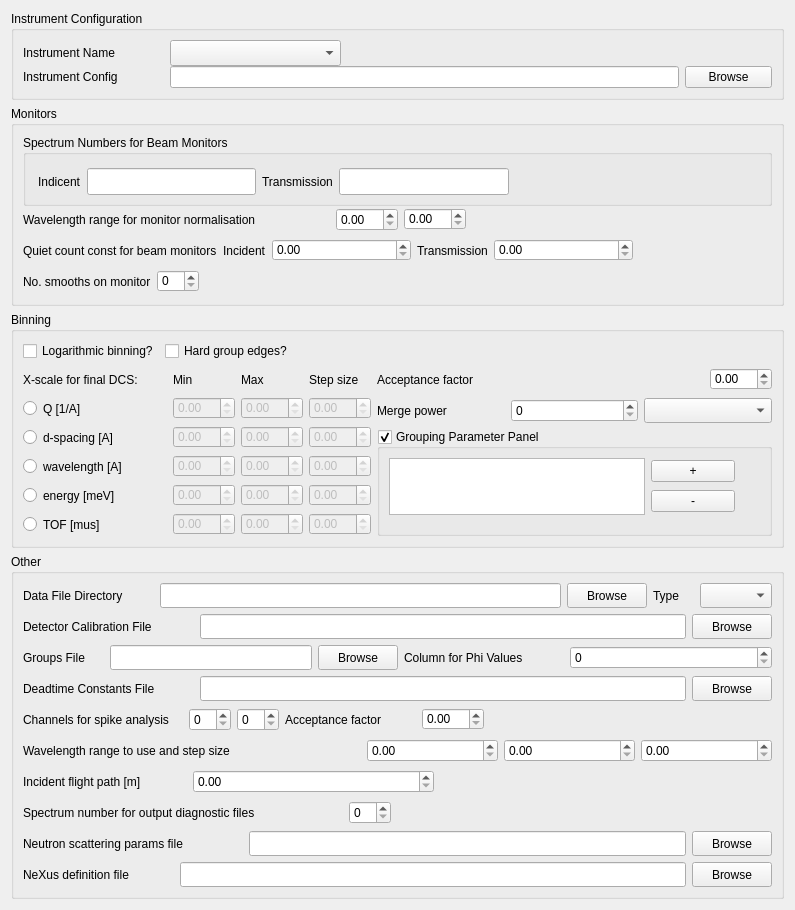
Qt form src/gui/widgets/ui_files/instrumentWidget.ui (disorderedmaterials/GudPy) before a commit.
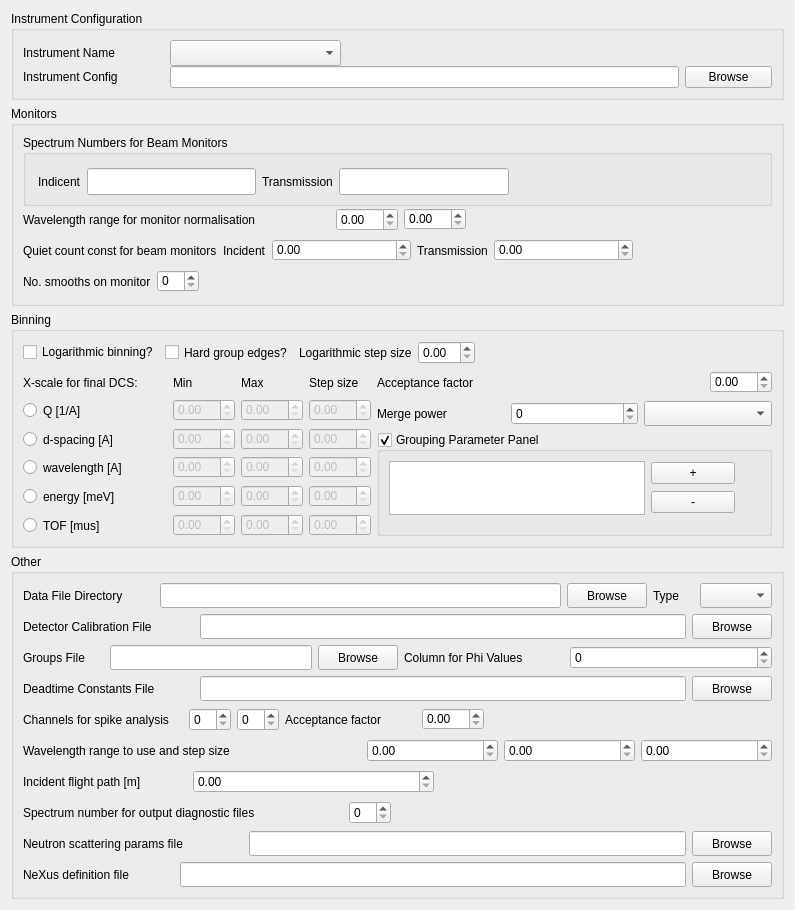
The same form after that commit. Custom widgets are drawn as their Qt base class.

Commit message: feat: alter logarithmic step size from within GUI.

Patch:
```diff
--- a/src/gui/widgets/ui_files/instrumentWidget.ui
+++ b/src/gui/widgets/ui_files/instrumentWidget.ui
@@ -579,6 +579,16 @@
           </property>
          </widget>
         </item>
+        <item>
+         <widget class="QLabel" name="label">
+          <property name="text">
+           <string>Logarithmic step size</string>
+          </property>
+         </widget>
+        </item>
+        <item>
+         <widget class="QDoubleSpinBox" name="logarithmicStepSizeSpinBox"/>
+        </item>
         <item>
          <spacer name="horizontalSpacer_2">
           <property name="orientation">
```
The commit also changes 1 other file.
